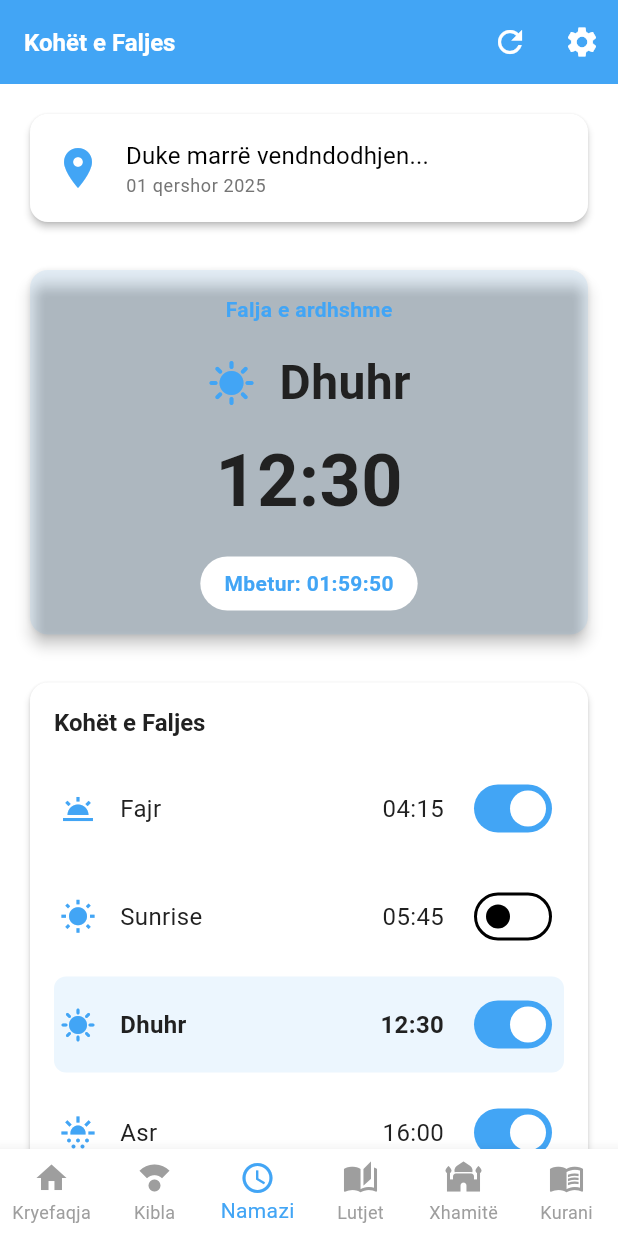
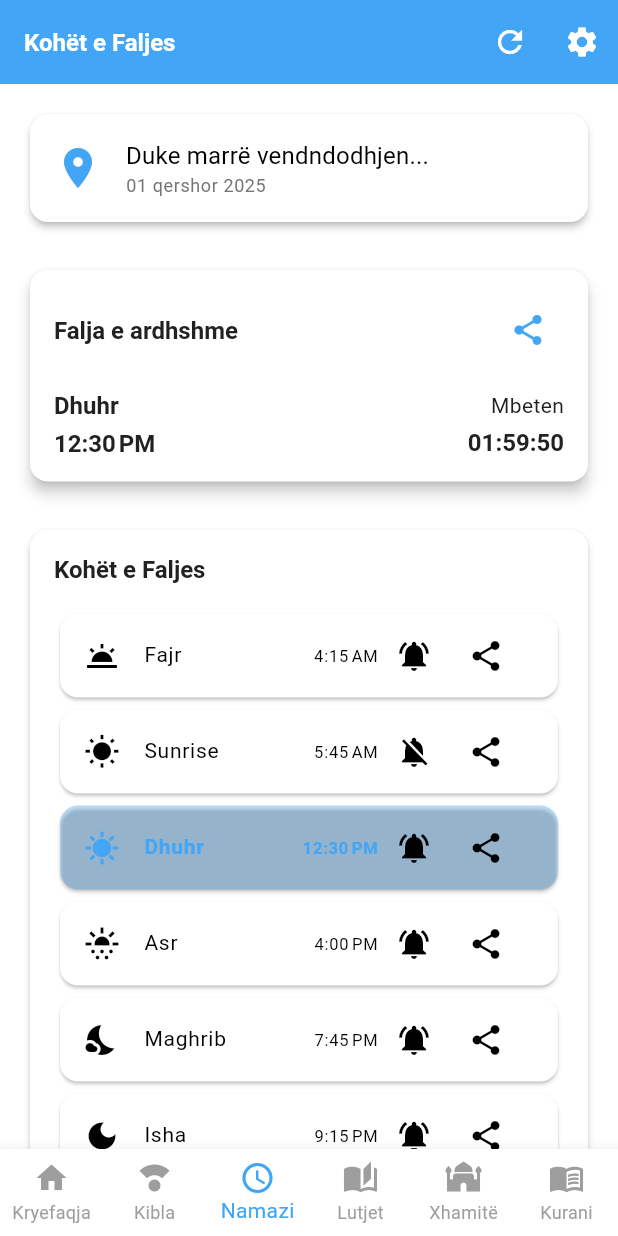
Before and after one commit to gentianlloshi/kiblaquranapp, a Flutter app: the screen it shows after launch, item 3 of the bottom bar chosen, on a phone screen of 412 x 824 dp. Run offline on Flutter 3.47's test engine with Material 3 defaults, Android fonts, the light colour scheme and no system bars; our stand-ins replace adhan, audioplayers, flutter_compass, flutter_local_notifications, geocoding, geolocator and 6 more.

Commit message:
Implement map feature and sharing functionality for mosque locations, prayer times, and Quran verses

```diff
--- a/lib/presentation/screens/prayer/prayer_screen.dart
+++ b/lib/presentation/screens/prayer/prayer_screen.dart
@@ -3,6 +3,7 @@ import 'dart:async';
 import 'package:flutter/material.dart';
 import 'package:provider/provider.dart';
 import 'package:intl/intl.dart';
+import 'package:share_plus/share_plus.dart';
 
 import '../../../data/repositories/prayer_repository.dart';
 import '../../../data/repositories/qibla_repository.dart';
@@ -212,67 +213,93 @@ class _PrayerScreenState extends State<PrayerScreen> {
 
   Widget _buildNextPrayerCard(PrayerTime? nextPrayer) {
     if (nextPrayer == null) {
-      return const SizedBox.shrink();
+      return const Card(
+        elevation: 4,
+        child: Padding(
+          padding: EdgeInsets.all(16.0),
+          child: Center(
+            child: Text('Duke llogaritur faljen e ardhshme...'),
+          ),
+        ),
+      );
     }
-
-    final countdownText = _formatDuration(_timeUntilNextPrayer);
 
     return Card(
       elevation: 4,
-      color: Theme.of(context).colorScheme.primary.withOpacity(0.1),
       child: Padding(
         padding: const EdgeInsets.all(16.0),
         child: Column(
+          crossAxisAlignment: CrossAxisAlignment.start,
+          children: [
+            Row(
+              mainAxisAlignment: MainAxisAlignment.spaceBetween,
               children: [
                 Text(
                   'Falja e ardhshme',
-              style: TextStyle(
-                color: Theme.of(context).colorScheme.primary,
+                  style: Theme.of(context).textTheme.titleLarge,
+                ),
+                IconButton(
+                  icon: const Icon(Icons.share),
+                  onPressed: () => _sharePrayerTime(nextPrayer),
+                  tooltip: 'Ndaje',
+                ),
+              ],
+            ),
+            const SizedBox(height: 16),
+            Row(
+              mainAxisAlignment: MainAxisAlignment.spaceBetween,
+              children: [
+                Column(
+                  crossAxisAlignment: CrossAxisAlignment.start,
+                  children: [
+                    Text(
+                      nextPrayer.type,
+                      style: Theme.of(context).textTheme.headlineMedium?.copyWith(
                         fontWeight: FontWeight.bold,
                       ),
                     ),
-            const SizedBox(height: 16),
-            Row(
-              mainAxisAlignment: MainAxisAlignment.center,
+                    const SizedBox(height: 4),
+                    Text(
+                      DateFormat.jm().format(nextPrayer.time),
+                      style: Theme.of(context).textTheme.titleLarge,
+                    ),
+                  ],
+                ),
+                Column(
+                  crossAxisAlignment: CrossAxisAlignment.end,
                   children: [
-                _buildPrayerIcon(nextPrayer.type, 32),
-                const SizedBox(width: 16),
+                    const Text('Mbeten'),
+                    const SizedBox(height: 4),
                     Text(
-                  nextPrayer.type,
-                  style: const TextStyle(
+                      _formatDuration(_timeUntilNextPrayer),
+                      style: Theme.of(context).textTheme.titleLarge?.copyWith(
                         fontWeight: FontWeight.bold,
-                    fontSize: 32,
                       ),
                     ),
                   ],
                 ),
-            const SizedBox(height: 8),
-            Text(
-              DateFormat('HH:mm').format(nextPrayer.time),
-              style: const TextStyle(
-                fontWeight: FontWeight.bold,
-                fontSize: 48,
-              ),
-            ),
-            const SizedBox(height: 16),
-            Container(
-              padding: const EdgeInsets.symmetric(horizontal: 16, vertical: 8),
-              decoration: BoxDecoration(
-                color: Colors.white,
-                borderRadius: BorderRadius.circular(20),
-              ),
-              child: Text(
-                'Mbetur: $countdownText',
-                style: TextStyle(
-                  color: Theme.of(context).colorScheme.primary,
-                  fontWeight: FontWeight.bold,
-                ),
-              ),
+              ],
             ),
           ],
         ),
       ),
     );
+  }
+
+  void _sharePrayerTime(PrayerTime prayer) {
+    final dateStr = DateFormat('dd MMMM yyyy', 'sq').format(DateTime.now());
+    final timeStr = DateFormat.jm().format(prayer.time);
+
+    final shareText = '''
+Kohët e Faljes - Kibla App
+$dateStr
+
+Falja e ardhshme: ${prayer.type} në $timeStr
+
+Mbeten: ${_formatDuration(_timeUntilNextPrayer)}
+''';
+
+    Share.share(shareText, subject: 'Kohët e Faljes');
   }
 
   Widget _buildPrayerTimesList(List<PrayerTime> prayerTimes, PrayerTime? nextPrayer) {
@@ -296,52 +323,45 @@ class _PrayerScreenState extends State<PrayerScreen> {
   }
 
   Widget _buildPrayerTimeItem(PrayerTime prayer, bool isNext) {
-    return Consumer<PrayerRepository>(
-      builder: (context, repository, _) {
-        return Container(
-          decoration: BoxDecoration(
-            color: isNext ? Theme.of(context).colorScheme.primary.withOpacity(0.1) : null,
-            borderRadius: BorderRadius.circular(8),
+    final textStyle = isNext
+        ? TextStyle(fontWeight: FontWeight.bold, color: Theme.of(context).colorScheme.primary)
+        : null;
+
+    return Card(
+      elevation: 1,
+      color: isNext ? Theme.of(context).colorScheme.primaryContainer.withOpacity(0.3) : null,
+      child: ListTile(
+        leading: Icon(
+          _getPrayerIcon(prayer.type),
+          color: isNext ? Theme.of(context).colorScheme.primary : null,
         ),
-          padding: const EdgeInsets.symmetric(vertical: 8, horizontal: 4),
-          margin: const EdgeInsets.only(bottom: 8),
-          child: Row(
+        title: Text(prayer.type, style: textStyle),
+        trailing: Row(
+          mainAxisSize: MainAxisSize.min,
           children: [
-              _buildPrayerIcon(prayer.type, 24),
-              const SizedBox(width: 16),
-              Expanded(
-                child: Text(
-                  prayer.type,
-                  style: TextStyle(
-                    fontWeight: isNext ? FontWeight.bold : FontWeight.normal,
-                    fontSize: 16,
+            Text(
+              DateFormat.jm().format(prayer.time),
+              style: textStyle,
             ),
+            IconButton(
+              icon: Icon(
+                prayer.notificationEnabled ? Icons.notifications_active : Icons.notifications_off,
               ),
+              onPressed: () => _toggleNotification(prayer),
+              tooltip: 'Njoftimet',
             ),
-              Text(
-                DateFormat('HH:mm').format(prayer.time),
-                style: TextStyle(
-                  fontWeight: isNext ? FontWeight.bold : FontWeight.normal,
-                  fontSize: 16,
-                ),
-              ),
-              const SizedBox(width: 16),
-              Switch(
-                value: prayer.notificationEnabled,
-                onChanged: (value) {
-                  repository.togglePrayerNotification(prayer.type);
-                  // Reschedule notifications after toggling
-                  _scheduleNotifications(repository);
-                },
+            IconButton(
+              icon: const Icon(Icons.share),
+              onPressed: () => _sharePrayerTime(prayer),
+              tooltip: 'Ndaje',
             ),
           ],
         ),
-        );
-      },
+      ),
     );
   }
 
-  Widget _buildPrayerIcon(String prayerType, double size) {
+  IconData _getPrayerIcon(String prayerType) {
     IconData iconData;
 
     switch (prayerType) {
@@ -367,7 +387,14 @@ class _PrayerScreenState extends State<PrayerScreen> {
         iconData = Icons.access_time;
     }
 
-    return Icon(iconData, size: size);
+    return iconData;
+  }
+
+  void _toggleNotification(PrayerTime prayer) {
+    final prayerRepository = Provider.of<PrayerRepository>(context, listen: false);
+    prayerRepository.togglePrayerNotification(prayer.type);
+    // Reschedule notifications after toggling
+    _scheduleNotifications(prayerRepository);
   }
 
   Widget _buildCalculationMethodInfo(String method) {
```
Also changed, not shown: lib/presentation/screens/mosque/mosque_screen.dart (+165 -123 lines), lib/presentation/screens/quran/surah_detail_screen.dart (+17 -5 lines), 1 other file. Lines whose indentation alone changed are shown as unchanged.
